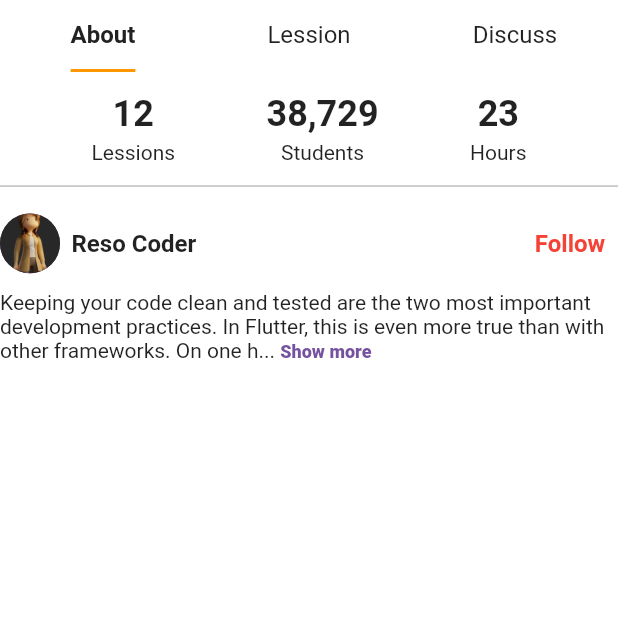
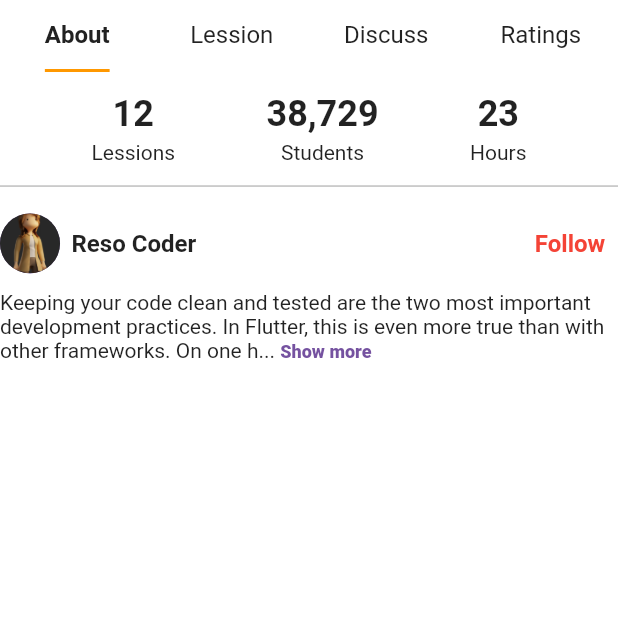
Before and after one commit to thinhlh/mi-learning, a Flutter app: the _CouseDetailAppBar screen opened directly, on a phone screen of 412 x 824 dp, the top half of it. Run offline on Flutter 3.47's test engine with Material 2 defaults, Android fonts, the light colour scheme and no system bars; our stand-ins replace badges, dartz, dio, easy_localization, equatable, firebase_core and 8 more; accounts and stored records are empty; statements that could not run were skipped.

Commit message:
[FEAT] course ratings

```diff
--- a/lib/app/course_detail/presentation/pages/course_detail_page.dart
+++ b/lib/app/course_detail/presentation/pages/course_detail_page.dart
@@ -50,24 +50,6 @@ class CourseDetailPage extends PageLoadingStateless<CourseDetailProvider> {
                   fontSize: context.textTheme.subtitle2?.fontSize,
                 ),
               ),
-            ),
-            SizedBox(height: AppDimens.largeHeightDimens),
-            Row(
-              mainAxisAlignment: MainAxisAlignment.center,
-              children: [
-                const Icon(
-                  Icons.access_time_rounded,
-                  color: AppColors.secondary,
-                ),
-                SizedBox(width: AppDimens.smallWidthDimens),
-                Text(
-                  '2hr 38m',
-                  style: context.textTheme.titleMedium?.copyWith(
-                    color: AppColors.secondary,
-                    fontWeight: AppStyles.bold,
-                  ),
-                ),
-              ],
             ),
             Hero(
               tag: id,
@@ -155,7 +137,7 @@ class __CouseDetailAppBarState extends State<_CouseDetailAppBar>
   @override
   void initState() {
     super.initState();
-    tabController = TabController(length: 3, vsync: this)
+    tabController = TabController(length: 4, vsync: this)
       ..addListener(() {
         if (!tabController.indexIsChanging) {
           if (tabController.index == 1) {
@@ -200,6 +182,7 @@ class __CouseDetailAppBarState extends State<_CouseDetailAppBar>
               Tab(text: 'About'),
               Tab(text: 'Lession'),
               Tab(text: 'Discuss'),
+              Tab(text: 'Ratings'),
             ],
             controller: tabController,
           ),
@@ -209,6 +192,7 @@ class __CouseDetailAppBarState extends State<_CouseDetailAppBar>
           children: [
             _buildAbout(context),
             _buildLession(context),
+            _buildRatings(context),
             _buildDiscuss(context),
           ],
         ),
@@ -442,52 +426,22 @@ class __CouseDetailAppBarState extends State<_CouseDetailAppBar>
     );
   }
 
+  Widget _buildRatings(BuildContext context) {
+    return Container();
+  }
+
   Widget _buildDiscuss(BuildContext context) {
     return Column(
       children: [
-        Row(
-          children: [
-            Expanded(
-              child: DropdownButton(
-                items: const <DropdownMenuItem<String>>[
-                  DropdownMenuItem(
-                    child: Text('Hello'),
-                    value: 'Hello',
-                  ),
-                ],
-                onChanged: (choice) {},
-                hint: const Text('Choice'),
-              ),
-            ),
-            Expanded(
-              child: DropdownButton(
-                items: const <DropdownMenuItem<String>>[
-                  DropdownMenuItem(
-                    child: Text('Hello'),
-                    value: 'Hello',
-                  ),
-                ],
-                onChanged: (choice) {},
-                hint: Text('Choice'),
-              ),
-            ),
-            Expanded(
-              child: DropdownButton(
-                items: const <DropdownMenuItem<String>>[
-                  DropdownMenuItem(
-                    child: Text('Hello'),
-                    value: 'Hello',
-                  ),
-                ],
-                onChanged: (choice) {},
-                hint: Text('Choice'),
-              ),
-            ),
-          ],
-        ),
         Expanded(
           child: ListView.separated(
+            padding: EdgeInsets.only(
+              top: AppDimens.largeHeightDimens,
+              left: AppDimens.largeWidthDimens,
+              right: AppDimens.largeWidthDimens,
+            ),
             separatorBuilder: (_, index) => Divider(
+              height: 0,
               color: AppColors.neutral.shade500,
             ),
             physics: const BouncingScrollPhysics(),
```
